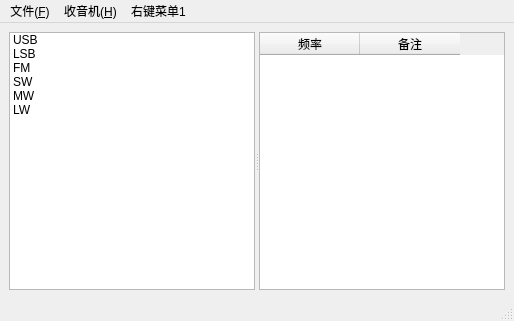
Before: the Qt Designer form tbookmarks.ui in JuncoJet/Si473X-DiyRadio, drawn with Qt 5.
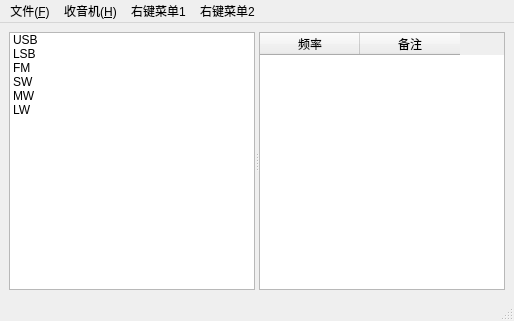
After: the same form once the commit is applied.

Diff of the .ui file:
```diff
--- a/tbookmarks.ui
+++ b/tbookmarks.ui
@@ -103,9 +103,19 @@
     <addaction name="action_U"/>
     <addaction name="action_D_2"/>
    </widget>
+   <widget class="QMenu" name="menu_2">
+    <property name="title">
+     <string>右键菜单2</string>
+    </property>
+    <addaction name="action_O"/>
+    <addaction name="separator"/>
+    <addaction name="action_I_2"/>
+    <addaction name="action_A"/>
+   </widget>
    <addaction name="menu_F"/>
    <addaction name="menu_H"/>
    <addaction name="menu_1"/>
+   <addaction name="menu_2"/>
   </widget>
   <widget class="QStatusBar" name="statusbar"/>
   <action name="action_I">
```
Left out of the diff: 25 changed lines with no effect on the pictures.
